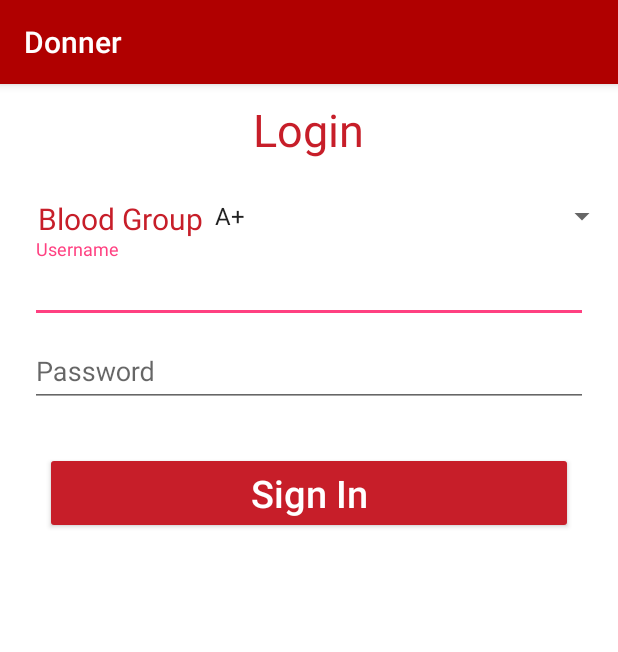
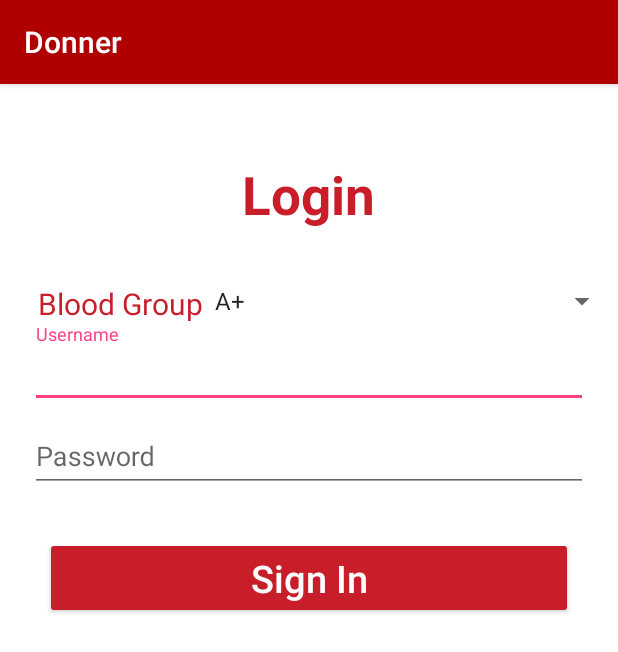
Before and after one commit to nalinisaxena/blood-finder, an Android app: the donner_login screen opened directly, with no data from a screen before it, on a phone screen of 412 x 824 dp. Shown: the top 652 px of the screen. Run offline under Robolectric (Android 15) with nearby library versions, the phone set to English and light mode, and no system bars; our stand-ins replace Firebase (no records; nobody signed in at launch, a user with empty details on screens opened directly).

Commit message:
icon set

```diff
--- a/App/src/main/res/layout/activity_donner_login.xml
+++ b/App/src/main/res/layout/activity_donner_login.xml
@@ -14,8 +14,9 @@
         android:layout_height="wrap_content"
         android:text="Login"
         android:layout_gravity="center_horizontal"
-        android:textSize="30sp"
-        android:layout_marginTop="10dp"
+        android:textSize="35sp"
+        android:textStyle="bold"
+        android:layout_marginTop="50dp"
         android:textColor="#C71E29"/>
 
     <ScrollView
@@ -39,7 +40,7 @@
                     android:id="@+id/txtgroup"
                     android:layout_width="wrap_content"
                     android:layout_height="wrap_content"
-                    android:layout_marginTop="25dp"
+                    android:layout_marginTop="35dp"
                     android:layout_marginLeft="25dp"
                     android:layout_alignParentLeft="true"
                     android:text="@string/blood_group"
@@ -65,7 +66,7 @@
             android:layout_below="@id/relativegrp"
             android:hint="Username"
             android:textColorHint="#C71E29"
-            android:layout_marginTop="15dp"
+            android:layout_marginTop="30dp"
             android:layout_marginLeft="20dp"
             android:layout_marginRight="20dp"/>
 
@@ -81,7 +82,7 @@
             android:hint="Password"
             android:inputType="textPassword"
             android:textColorHint="#C71E29"
-            android:layout_marginTop="15dp"
+            android:layout_marginTop="30dp"
             android:layout_marginLeft="20dp"
             android:layout_marginRight="20dp"/>
 
@@ -90,7 +91,7 @@
     <Button android:id="@+id/btnlogin"
         android:layout_width="match_parent"
         android:layout_height="wrap_content"
-        android:layout_marginTop="30dp"
+        android:layout_marginTop="90dp"
         android:layout_margin="30dp"
         android:text="Sign In"
         android:textColor="#FFFFFF"
--- a/App/src/main/res/layout/activity_donner_option.xml
+++ b/App/src/main/res/layout/activity_donner_option.xml
@@ -43,6 +43,6 @@
     <ImageView
         android:layout_width="match_parent"
         android:layout_height="match_parent"
-        android:src="@drawable/doneroption"/>
+        android:src="@drawable/donate"/>
 
     </RelativeLayout>
--- a/App/src/main/res/layout/activity_donner_profile.xml
+++ b/App/src/main/res/layout/activity_donner_profile.xml
@@ -11,8 +11,9 @@
         android:layout_height="wrap_content"
         android:text="User Profile"
         android:layout_gravity="center_horizontal"
-        android:textSize="30sp"
-        android:layout_marginTop="10dp"
+        android:textSize="35sp"
+        android:textStyle="bold"
+        android:layout_marginTop="30dp"
         android:textColor="#C71E29"/>
     <ScrollView
         android:layout_width="match_parent"
--- a/App/src/main/res/layout/activity_main.xml
+++ b/App/src/main/res/layout/activity_main.xml
@@ -8,6 +8,7 @@
     android:paddingLeft="@dimen/activity_horizontal_margin"
     android:paddingRight="@dimen/activity_horizontal_margin"
     android:paddingTop="@dimen/activity_vertical_margin"
+    android:background="#C42522"
 
     tools:context="com.example.nalini.testing.MainActivity">
 
@@ -16,6 +17,6 @@
     <ImageView
         android:layout_width="match_parent"
         android:layout_height="match_parent"
-        android:src="@drawable/aa"/>
+        android:src="@drawable/drop"/>
 
 </RelativeLayout>
```
Also changed, not shown: App/src/main/ic_launcher-web.png, App/src/main/res/drawable-v21/donate.jpg (added), App/src/main/res/drawable-v21/drop.gif (added), App/src/main/res/mipmap-hdpi/ic_launcher.png, App/src/main/res/mipmap-mdpi/ic_launcher.png, App/src/main/res/mipmap-xhdpi/ic_launcher.png, App/src/main/res/mipmap-xxhdpi/ic_launcher.png, App/src/main/res/mipmap-xxxhdpi/ic_launcher.png.
